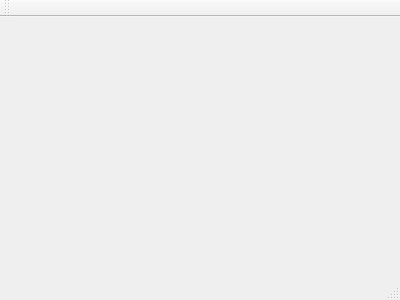
First picture: the form in mainwindow.ui, repository PyrosBrother/TestDuMac, before the edit.
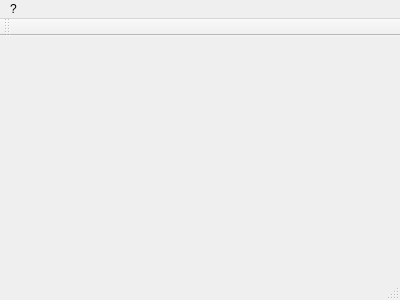
Second picture: the form after the edit.

Commit message: Réalisation de l'appel à la boite de dialogue A propos...

What changed in the file:
```diff
--- a/mainwindow.ui
+++ b/mainwindow.ui
@@ -12,13 +12,40 @@
   <property name="windowTitle" >
    <string>MainWindow</string>
   </property>
-  <widget class="QMenuBar" name="menuBar" />
-  <widget class="QToolBar" name="mainToolBar" />
-  <widget class="QWidget" name="centralWidget" />
-  <widget class="QStatusBar" name="statusBar" />
+  <widget class="QWidget" name="centralWidget"/>
+  <widget class="QMenuBar" name="menuBar">
+   <property name="geometry">
+    <rect>
+     <x>0</x>
+     <y>0</y>
+     <width>400</width>
+     <height>22</height>
+    </rect>
+   </property>
+   <widget class="QMenu" name="menu">
+    <property name="title">
+     <string>?</string>
+    </property>
+    <addaction name="action_A_propos"/>
+   </widget>
+   <addaction name="menu"/>
+  </widget>
+  <widget class="QToolBar" name="mainToolBar">
+   <attribute name="toolBarArea">
+    <enum>TopToolBarArea</enum>
+   </attribute>
+   <attribute name="toolBarBreak">
+    <bool>false</bool>
+   </attribute>
+  </widget>
+  <widget class="QStatusBar" name="statusBar"/>
+  <action name="action_A_propos">
+   <property name="text">
+    <string>&amp;A propos...</string>
+   </property>
+  </action>
  </widget>
- <layoutDefault spacing="6" margin="11" />
- <pixmapfunction></pixmapfunction>
+ <layoutdefault spacing="6" margin="11"/>
  <resources/>
  <connections/>
 </ui>
```
Left out of the diff: 7 changed lines with no effect on the pictures. The commit also changes 2 other files.
